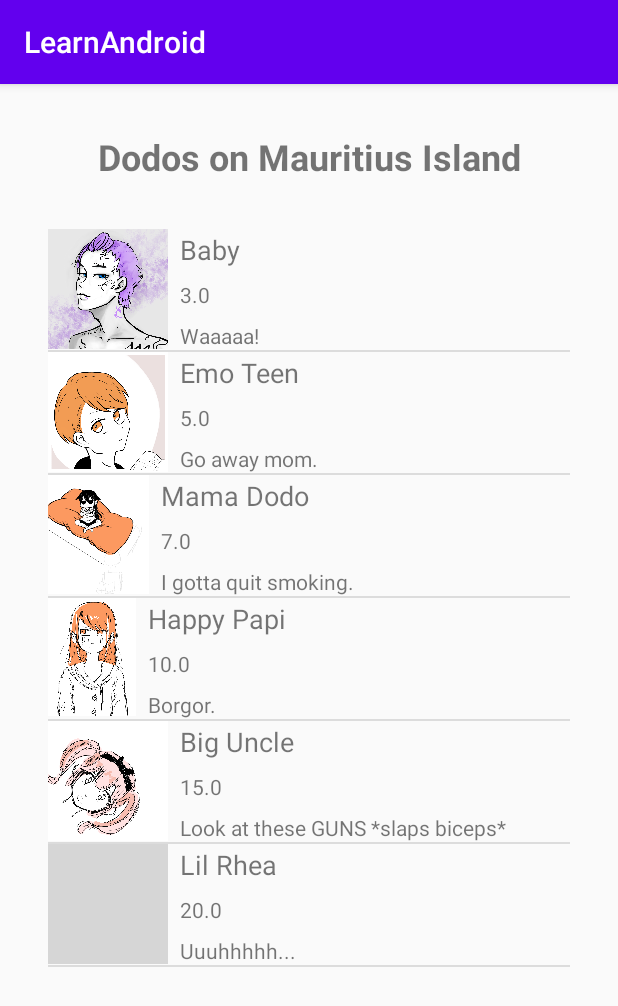
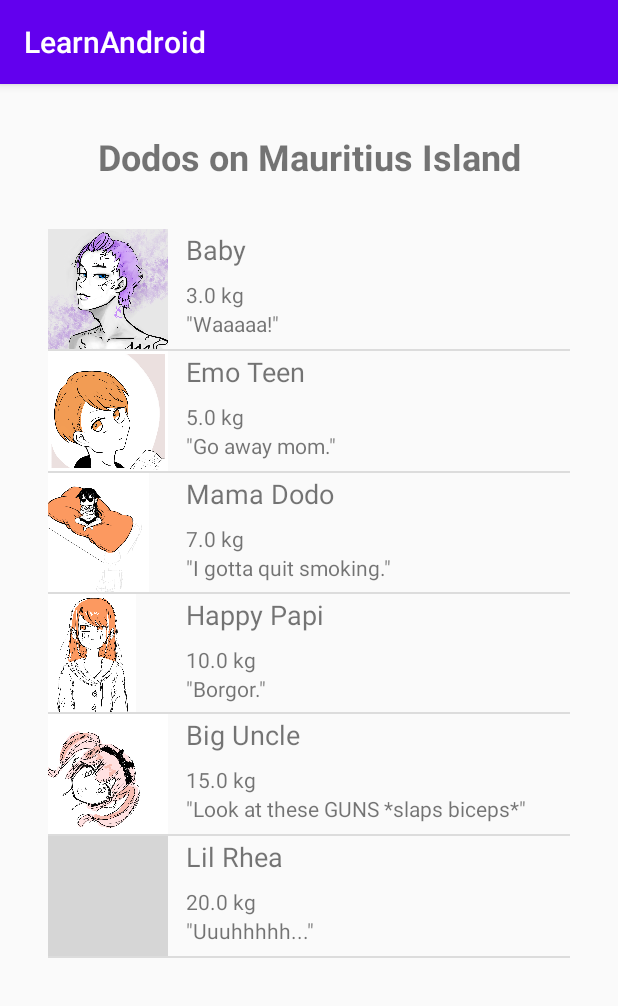
Before and after one commit to papashirogane/DodoApp, an Android app: the DodoListActivity screen opened directly, with no data from a screen before it, on a phone screen of 412 x 824 dp. Shown: the top 1006 px of the screen. Run offline under Robolectric (Android 15) with nearby library versions, the phone set to English and light mode, and no system bars; grey boxes are pictures that could not be loaded.

Commit message:
In DodoListActivity: Aligned textViews vertically and added margin around each item.

```diff
--- a/app/src/main/java/com/example/learnandroid/DodoListActivity.java
+++ b/app/src/main/java/com/example/learnandroid/DodoListActivity.java
@@ -92,10 +92,10 @@ public class DodoListActivity extends AppCompatActivity {
             dodoName.setText(currentDodo.getName());
 
             TextView dodoMass = (TextView) itemView.findViewById(R.id.item_txtMass);
-            dodoMass.setText("" + currentDodo.getMassKg());
+            dodoMass.setText(currentDodo.getMassKg() + " kg");
 
             TextView dodoDetails = (TextView) itemView.findViewById(R.id.item_txtDetails);
-            dodoDetails.setText("" + currentDodo.getDetails());
+            dodoDetails.setText("\"" + currentDodo.getDetails() + "\"");
 
             return itemView;
         }
--- a/app/src/main/res/layout/item_view.xml
+++ b/app/src/main/res/layout/item_view.xml
@@ -3,7 +3,7 @@
     xmlns:app="http://schemas.android.com/apk/res-auto"
     android:layout_width="match_parent"
     android:layout_height="wrap_content"
-    android:layout_margin="0dp">
+    android:layout_margin="8dp">
 
     <ImageView
         android:id="@+id/item_icon"
@@ -12,20 +12,20 @@
         android:adjustViewBounds="true"
         android:maxWidth="80dp"
         android:maxHeight="80dp"
+        android:minWidth="80dp"
+        android:minHeight="80dp"
         app:srcCompat="@drawable/dodo" />
 
     <TextView
         android:id="@+id/item_txtName"
         android:layout_width="wrap_content"
         android:layout_height="wrap_content"
-        android:layout_marginStart="8dp"
-        android:layout_marginLeft="8dp"
+        android:layout_alignParentStart="true"
+        android:layout_alignParentLeft="true"
+        android:layout_marginStart="92dp"
+        android:layout_marginLeft="92dp"
         android:layout_marginTop="1dp"
-        android:layout_marginEnd="8dp"
-        android:layout_marginRight="8dp"
         android:layout_marginBottom="8dp"
-        android:layout_toEndOf="@+id/item_icon"
-        android:layout_toRightOf="@+id/item_icon"
         android:text="Name"
         android:textSize="18sp" />
 
@@ -34,10 +34,10 @@
         android:layout_width="wrap_content"
         android:layout_height="wrap_content"
         android:layout_below="@+id/item_txtName"
-        android:layout_marginStart="8dp"
-        android:layout_marginLeft="8dp"
-        android:layout_toEndOf="@+id/item_icon"
-        android:layout_toRightOf="@+id/item_icon"
+        android:layout_alignStart="@+id/item_txtName"
+        android:layout_alignLeft="@+id/item_txtName"
+        android:layout_marginStart="0dp"
+        android:layout_marginLeft="0dp"
         android:text="Mass (kg):" />
 
     <TextView
@@ -45,10 +45,10 @@
         android:layout_width="wrap_content"
         android:layout_height="wrap_content"
         android:layout_below="@+id/item_txtMass"
-        android:layout_marginStart="8dp"
-        android:layout_marginLeft="8dp"
-        android:layout_marginTop="8dp"
-        android:layout_toEndOf="@+id/item_icon"
-        android:layout_toRightOf="@+id/item_icon"
+        android:layout_alignStart="@+id/item_txtName"
+        android:layout_alignLeft="@+id/item_txtName"
+        android:layout_marginStart="0dp"
+        android:layout_marginLeft="0dp"
+        android:layout_marginTop="0dp"
         android:text="Details:" />
 </RelativeLayout>
```
